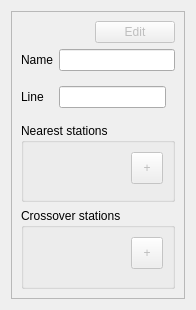
Qt form ui/stationinfo.ui (etengabeko/metromap) before a commit.
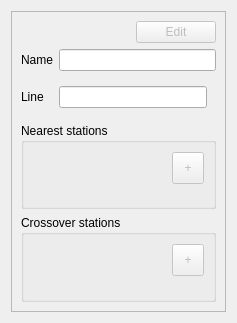
The same form after that commit.

```diff
--- a/ui/stationinfo.ui
+++ b/ui/stationinfo.ui
@@ -6,8 +6,8 @@
    <rect>
     <x>0</x>
     <y>0</y>
-    <width>196</width>
-    <height>310</height>
+    <width>237</width>
+    <height>323</height>
    </rect>
   </property>
   <layout class="QVBoxLayout" name="verticalLayout_6">
@@ -24,8 +24,8 @@
        <rect>
         <x>0</x>
         <y>0</y>
-        <width>182</width>
-        <height>296</height>
+        <width>204</width>
+        <height>315</height>
        </rect>
       </property>
       <layout class="QVBoxLayout" name="verticalLayout_4">
@@ -187,7 +187,7 @@
             <property name="sizeHint" stdset="0">
              <size>
               <width>20</width>
-              <height>18</height>
+              <height>40</height>
              </size>
             </property>
            </spacer>
@@ -248,7 +248,7 @@
             <property name="sizeHint" stdset="0">
              <size>
               <width>20</width>
-              <height>19</height>
+              <height>40</height>
              </size>
             </property>
            </spacer>
```
Left out of the diff: 2 changed lines with no effect on the pictures.
